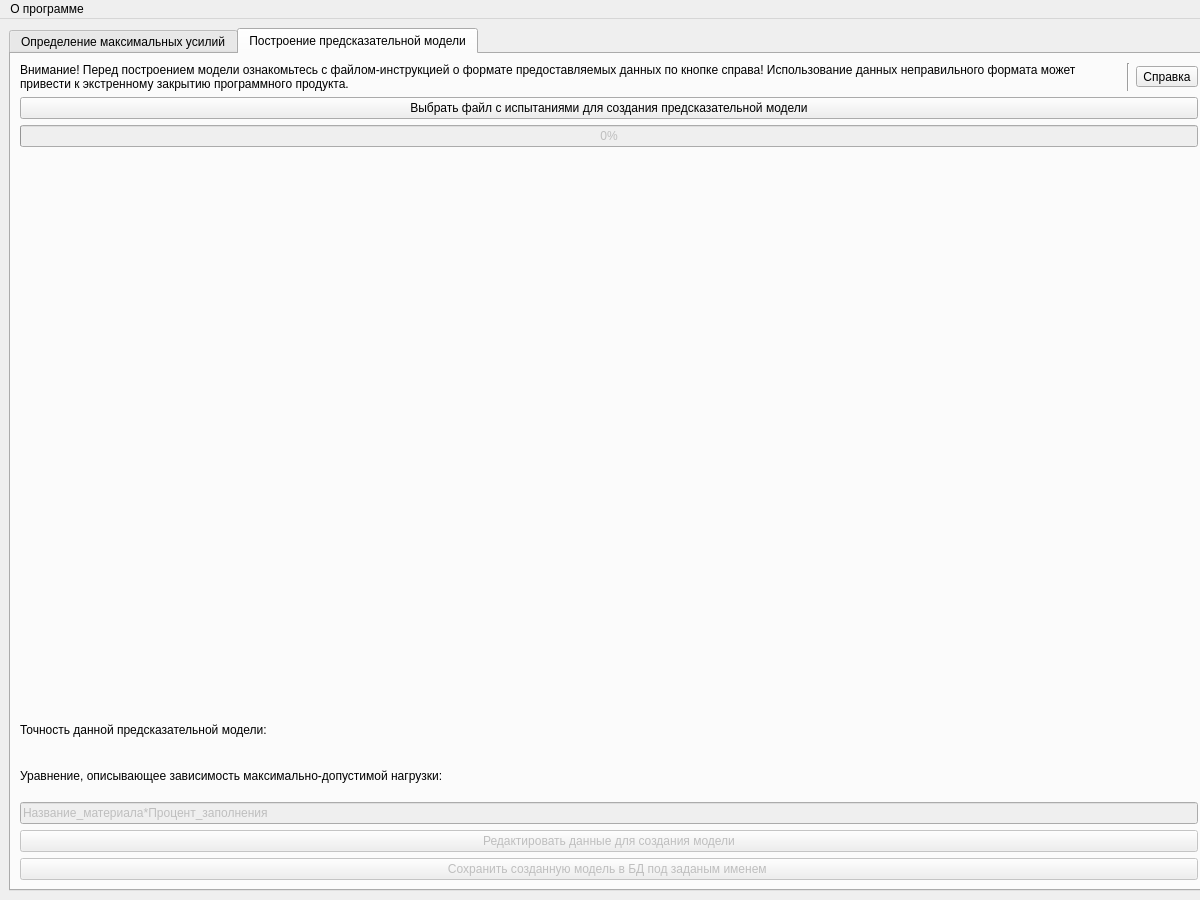
Qt form new_window.ui (gruzdev-as/Least_square_app) before a commit.
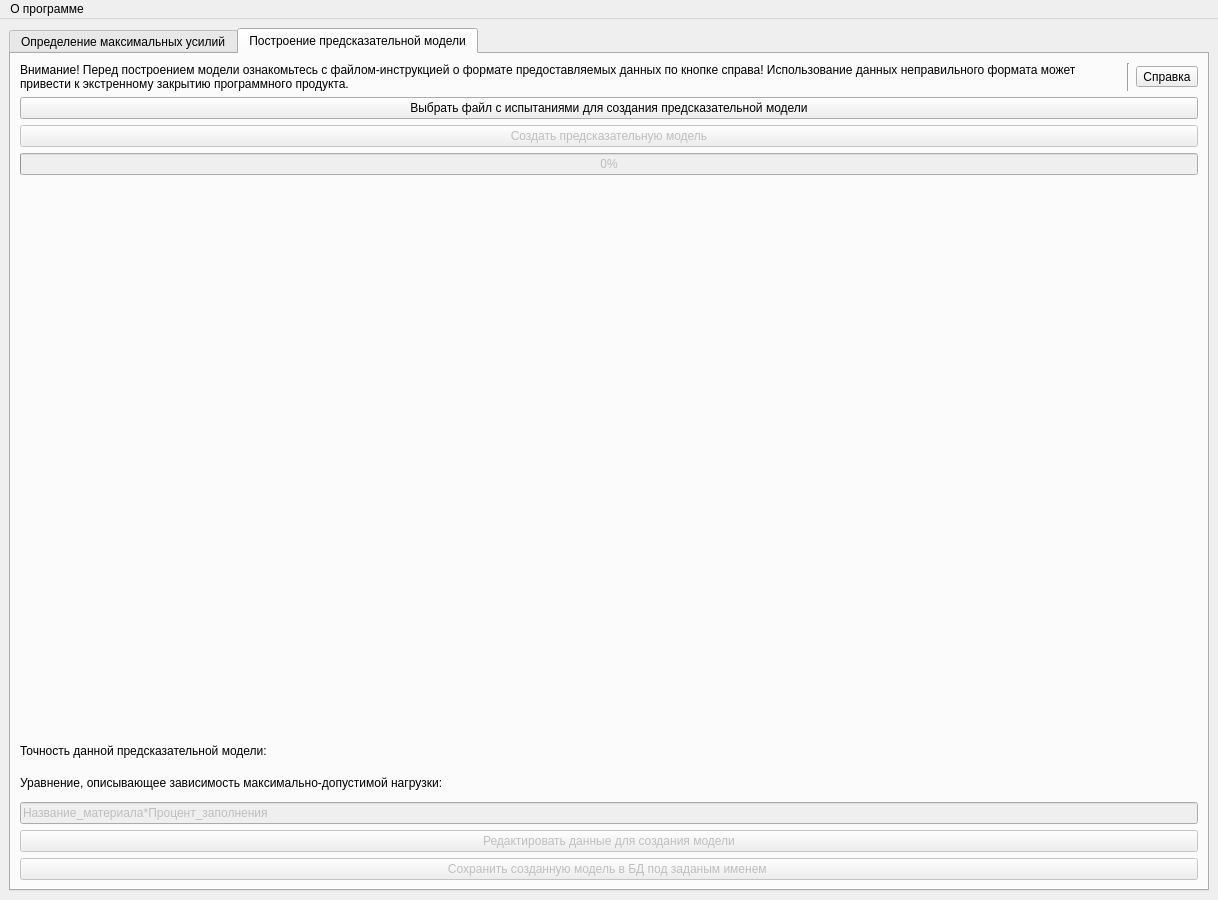
The same form after that commit. The open tabs and pages were chosen to show the change.

Commit message: Some design changes, created python files for application windows

Patch:
```diff
--- a/new_window.ui
+++ b/new_window.ui
@@ -6,7 +6,7 @@
    <rect>
     <x>0</x>
     <y>0</y>
-    <width>1200</width>
+    <width>1218</width>
     <height>900</height>
    </rect>
   </property>
@@ -18,7 +18,7 @@
   </property>
   <property name="minimumSize">
    <size>
-    <width>1200</width>
+    <width>1218</width>
     <height>900</height>
    </size>
   </property>
@@ -217,6 +217,16 @@
           </property>
          </widget>
         </item>
+        <item>
+         <widget class="QPushButton" name="build_createModel_button">
+          <property name="enabled">
+           <bool>false</bool>
+          </property>
+          <property name="text">
+           <string>Создать предсказательную модель</string>
+          </property>
+         </widget>
+        </item>
         <item>
          <widget class="QProgressBar" name="build_progresbar">
           <property name="enabled">
@@ -292,7 +302,7 @@
     <rect>
      <x>0</x>
      <y>0</y>
-     <width>1200</width>
+     <width>1218</width>
      <height>22</height>
     </rect>
    </property>
```
Left out of the diff: 2 changed lines with no effect on the pictures. The commit also changes 4 other files.
